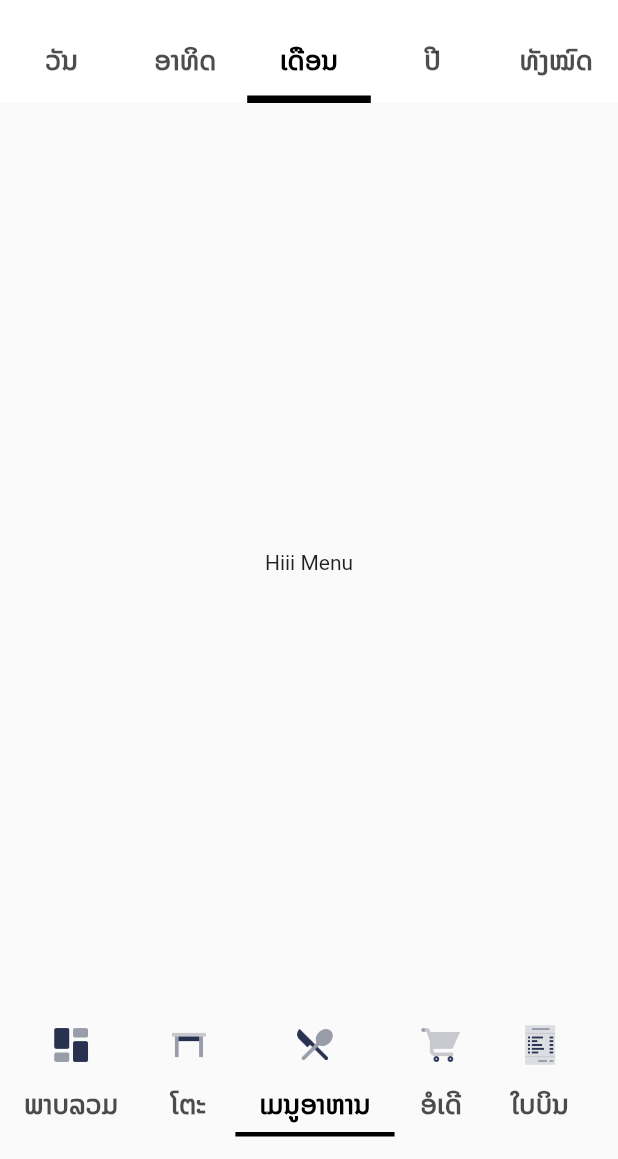
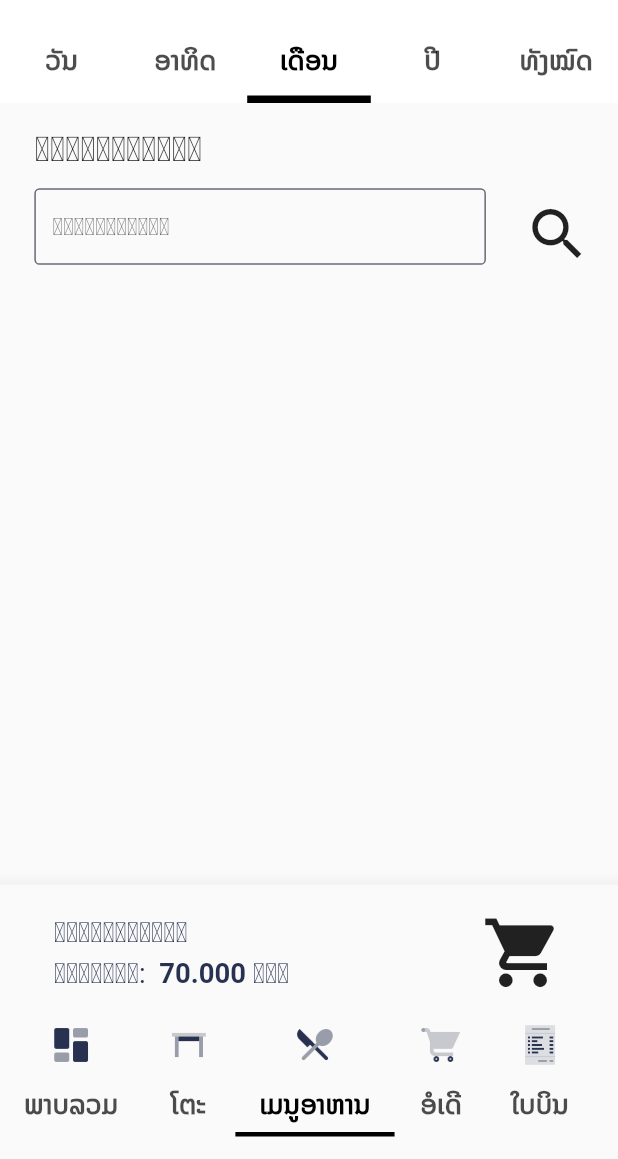
Before and after one commit to Khampasert9328/Erp-POS, a Flutter app: the Dasboard screen opened by its route, tab 3 chosen, on a phone screen of 412 x 824 dp, the part 77-1236 px from its top. Run offline on Flutter 3.47's test engine with Material 2 defaults, Android fonts, the phone set to English and light mode, and no system bars; our stand-ins replace flutter_screenutil, pie_chart.

Commit message:
header and footer

```diff
--- a/lib/pages/Dasboard/dasboard.dart
+++ b/lib/pages/Dasboard/dasboard.dart
@@ -1,8 +1,8 @@
 import 'package:erp_pos/constant/images.dart';
 import 'package:erp_pos/pages/Bill/bill.dart';
 import 'package:erp_pos/pages/Dasboard/dasboard1.dart';
-import 'package:erp_pos/pages/Menu/menu.dart';
 import 'package:erp_pos/pages/Order/order.dart';
+import 'package:erp_pos/pages/food_menu/menu.dart';
 import 'package:flutter/material.dart';
 import '../Table/table.dart';
 
@@ -96,7 +96,7 @@ class _DasboardState extends State<Dasboard> {
           children: [
             Dasboard1(),
             POSTable(),
-            Menu(),
+            FoodMenu(),
             Order(),
             Bill(),
           ],
--- /dev/null
+++ b/lib/pages/food_menu/components/food_menu_body.dart
@@ -0,0 +1,89 @@
+import 'package:erp_pos/constant/theme.dart';
+import 'package:erp_pos/widget/erp_textfield.dart';
+import 'package:flutter/material.dart';
+import 'package:flutter_screenutil/flutter_screenutil.dart';
+
+class FoodMenuBody extends StatelessWidget {
+  TextEditingController searchMenu = TextEditingController();
+
+  @override
+  Widget build(BuildContext context) {
+    return Column(
+      crossAxisAlignment: CrossAxisAlignment.start,
+      children: [
+        Expanded(
+            child: Padding(
+          padding: EdgeInsets.symmetric(horizontal: 20.w),
+          child: Column(
+            crossAxisAlignment: CrossAxisAlignment.start,
+            children: [
+              SizedBox(
+                height: 15.h,
+              ),
+              Text(
+                'ລາຍການອາຫານ',
+                style: TextStyle(fontSize: 20.sp, fontWeight: FontWeight.w700),
+              ),
+              SizedBox(height: 10.h,),
+              Row(
+                crossAxisAlignment: CrossAxisAlignment.start,
+                children: [
+                  Expanded(child: ERPTextfield(controller: searchMenu, hintText: 'ຄົ້ນຫາອາຫານ')),
+                  SizedBox(width: 15.w,),
+                  IconButton(onPressed: (){}, icon: Icon(Icons.search, size: 45,))
+                ],
+              ),
+            ],
+          ),
+        )),
+        Material(
+          elevation: 10,
+          child: Container(
+            padding: EdgeInsets.symmetric(horizontal: 30.h, vertical: 15.h),
+            decoration: BoxDecoration(
+              borderRadius: BorderRadius.only(
+                topRight: Radius.circular(15.r),
+                topLeft: Radius.circular(15.r),
+              ),
+            ),
+            child: Row(
+              mainAxisAlignment: MainAxisAlignment.spaceBetween,
+              children: [
+                Column(
+                  children: [
+                    Text(
+                      'ລາຍການອາຫານ',
+                      style: TextStyle(
+                          fontSize: 16.sp, color: ERPTheme.BASE_COLOR),
+                    ),
+                    SizedBox(
+                      height: 5.h,
+                    ),
+                    Text.rich(TextSpan(
+                        style: TextStyle(
+                            fontSize: 16.sp, color: ERPTheme.BASE_COLOR),
+                        text: 'ລວມລາຄາ: ',
+                        children: <InlineSpan>[
+                          TextSpan(
+                            text: ' 70.000 ກີບ',
+                            style: TextStyle(
+                                fontSize: 16.sp,
+                                color: ERPTheme.BASE_COLOR,
+                                fontWeight: FontWeight.bold),
+                          )
+                        ]))
+                  ],
+                  crossAxisAlignment: CrossAxisAlignment.start,
+                ),
+                Icon(
+                  Icons.shopping_cart,
+                  size: 55,
+                )
+              ],
+            ),
+          ),
+        )
+      ],
+    );
+  }
+}
--- /dev/null
+++ b/lib/pages/food_menu/menu.dart
@@ -0,0 +1,18 @@
+import 'package:erp_pos/pages/food_menu/components/food_menu_body.dart';
+import 'package:flutter/material.dart';
+
+class FoodMenu extends StatefulWidget {
+  const FoodMenu({Key? key}) : super(key: key);
+
+  @override
+  State<FoodMenu> createState() => _FoodMenuState();
+}
+
+class _FoodMenuState extends State<FoodMenu> {
+  @override
+  Widget build(BuildContext context) {
+    return Scaffold(
+      body: FoodMenuBody()
+    );
+  }
+}
--- a/lib/pages/homepage/data.dart
+++ b/lib/pages/homepage/data.dart
@@ -1,4 +1,5 @@
 import 'package:erp_pos/constant/images.dart';
+import 'package:erp_pos/pages/food_menu/menu.dart';
 import 'package:erp_pos/pages/homepage/models/homepage_bottom_bar.dart';
 import 'package:erp_pos/pages/table/table.dart';
 import 'package:flutter/cupertino.dart';
@@ -11,10 +12,7 @@ class HomePageData{
       size: 150,
     ),
     POSTable(),
-    Icon(
-      Icons.chat,
-      size: 150,
-    ),
+    FoodMenu(),
     Icon(
       Icons.camera,
       size: 150,
--- a/lib/pages/menu/menu.dart
+++ /dev/null
@@ -1,19 +0,0 @@
-import 'package:flutter/material.dart';
-
-class Menu extends StatefulWidget {
-  const Menu({Key? key}) : super(key: key);
-
-  @override
-  State<Menu> createState() => _MenuState();
-}
-
-class _MenuState extends State<Menu> {
-  @override
-  Widget build(BuildContext context) {
-    return Scaffold(
-      body: Center(
-        child: Text("Hiii Menu"),
-      ),
-    );
-  }
-}
--- /dev/null
+++ b/lib/widget/erp_textfield.dart
@@ -0,0 +1,35 @@
+import 'package:flutter/material.dart';
+import 'package:flutter_screenutil/flutter_screenutil.dart';
+
+class ERPTextfield extends StatelessWidget {
+  String hintText;
+  TextEditingController controller;
+  int? maxlines;
+
+  ERPTextfield({required this.controller, required this.hintText, this.maxlines});
+
+  @override
+  Widget build(BuildContext context) {
+    return TextFormField(
+      maxLines: maxlines ?? 1,
+      decoration: InputDecoration(
+        isDense: true,
+        hintText: hintText,
+        fillColor: Colors.white,
+        focusedBorder: OutlineInputBorder(
+          borderRadius: BorderRadius.circular(3.r),
+          borderSide: BorderSide(
+            color: Color(0xFF696877),
+          ),
+        ),
+        enabledBorder: OutlineInputBorder(
+          borderRadius: BorderRadius.circular(3.r),
+          borderSide: BorderSide(
+            color: Color(0xFF696877),
+          ),
+        ),
+      ),
+      controller: controller,
+    );
+  }
+}
```
